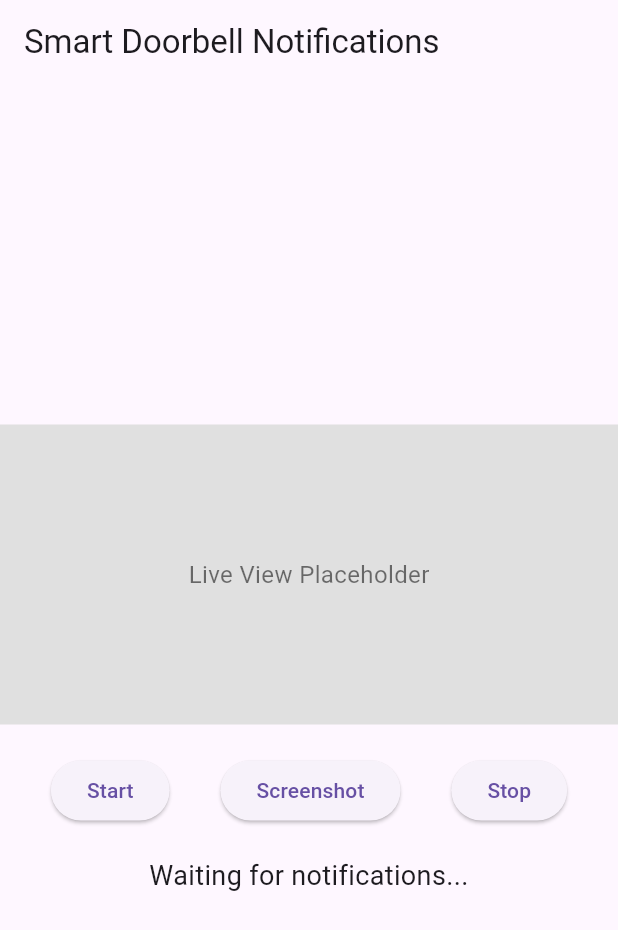
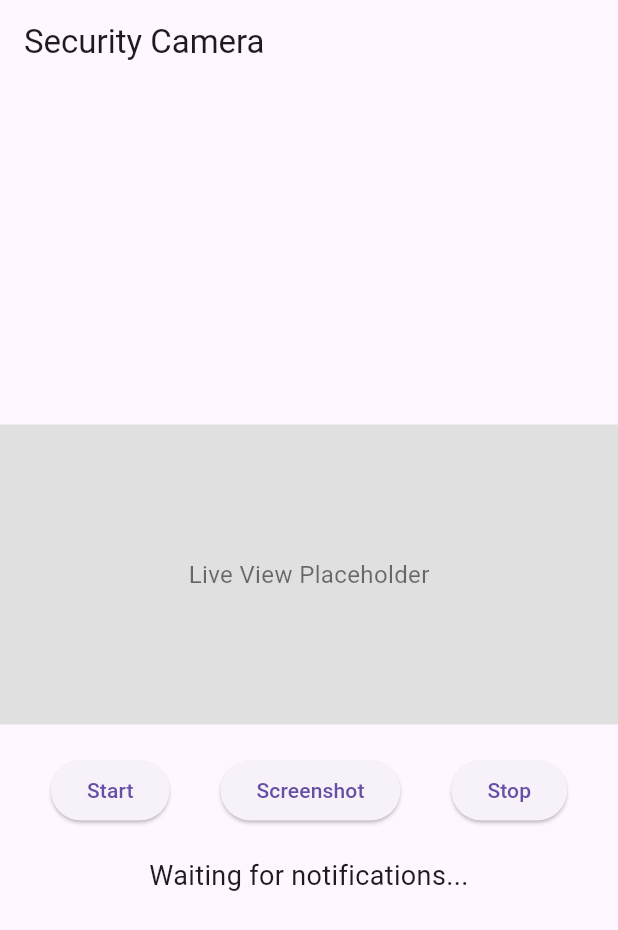
Before and after one commit to lbux/iot-camera, a Flutter app: the screen it shows after launch, after a tap on "Start", on a phone screen of 412 x 824 dp. Shown: the top 930 px of the screen. Run offline on Flutter 3.47's test engine with Material 3 defaults, Android fonts, the phone set to English and light mode, and no system bars; missing offline and left inert: flutter_inappwebview; network calls fail.

Commit message:
added notifications and removed firebase

```diff
--- a/lib/main.dart
+++ b/lib/main.dart
@@ -1,23 +1,9 @@
+import 'dart:convert'; // Import for decoding the response body
 import 'package:flutter/material.dart';
-import 'package:firebase_core/firebase_core.dart';
-import 'package:firebase_messaging/firebase_messaging.dart';
 import 'package:http/http.dart' as http;
 import 'package:flutter_inappwebview/flutter_inappwebview.dart';
-import 'firebase_options.dart';
 
-// Handle background notifications
-Future<void> _firebaseMessagingBackgroundHandler(RemoteMessage message) async {
-  print('Background message received: ${message.messageId}');
-}
-
-void main() async {
-  WidgetsFlutterBinding.ensureInitialized();
-  await Firebase.initializeApp(
-    options: DefaultFirebaseOptions.currentPlatform,
-  );
-
-  FirebaseMessaging.onBackgroundMessage(_firebaseMessagingBackgroundHandler);
-
+void main() {
   runApp(const MyApp());
 }
 
@@ -27,7 +13,7 @@ class MyApp extends StatelessWidget {
   @override
   Widget build(BuildContext context) {
     return MaterialApp(
-      title: 'Smart Doorbell',
+      title: 'Security Camera',
       theme: ThemeData(
         primarySwatch: Colors.deepPurple,
       ),
@@ -44,50 +30,10 @@ class NotificationScreen extends StatefulWidget {
 }
 
 class _NotificationScreenState extends State<NotificationScreen> {
-  String _notificationMessage = "Waiting for notifications...";
+  final String _notificationMessage = "Waiting for notifications...";
   String? _notificationImageUrl;
   bool _isStreaming = false;
   InAppWebViewController? _webViewController;
-
-  @override
-  void initState() {
-    super.initState();
-    _setupFirebaseMessaging();
-  }
-
-  void _setupFirebaseMessaging() {
-    FirebaseMessaging messaging = FirebaseMessaging.instance;
-
-    // Request notification permissions
-    messaging.requestPermission(
-      alert: true,
-      badge: true,
-      sound: true,
-    );
-
-    // Print and display the FCM token
-    messaging.getToken().then((token) {
-      print("FCM Token: $token");
-    });
-
-    // Listen to foreground messages
-    FirebaseMessaging.onMessage.listen((RemoteMessage message) {
-      setState(() {
-        _notificationMessage =
-            message.notification?.body ?? "No message content.";
-        _notificationImageUrl = message.data['imageUrl'];
-      });
-
-      if (_notificationImageUrl != null) {
-        _showNotificationPopup(_notificationImageUrl!);
-      }
-    });
-
-    // Handle when notification is opened
-    FirebaseMessaging.onMessageOpenedApp.listen((RemoteMessage message) {
-      print("Message clicked!");
-    });
-  }
 
   Future<void> _sendPostRequest(String endpoint) async {
     try {
@@ -97,15 +43,28 @@ class _NotificationScreenState extends State<NotificationScreen> {
       if (response.statusCode == 200) {
         print('$endpoint request successful');
 
-        if (endpoint == 'start') {
+        if (endpoint == 'screenshot') {
+          // Parse the response to get the image URL
+          final Map<String, dynamic> jsonResponse = json.decode(response.body);
+          final String? imageUrl = jsonResponse['url'];
+
+          if (imageUrl != null) {
+            // Print the image URL from the response body
+            print('Screenshot uploaded successfully. Image URL: $imageUrl');
+
+            // Show the notification popup with the image URL
+            _showNotificationPopup(imageUrl);
+          }
+        } else if (endpoint == 'start') {
           setState(() {
             _isStreaming = true;
           });
           // Load the WebRTC stream
+          if (_webViewController != null) {
             _webViewController?.loadUrl(
-            urlRequest:
-                URLRequest(url: WebUri('http://100.125.19.81:8889/cam')),
+              urlRequest: URLRequest(url: WebUri('http://100.125.19.81:8889/cam')),
             );
+          }
         } else if (endpoint == 'stop') {
           setState(() {
             _isStreaming = false;
@@ -125,7 +84,8 @@ class _NotificationScreenState extends State<NotificationScreen> {
       builder: (BuildContext context) {
         return AlertDialog(
           title: const Text('Screenshot Uploaded'),
-          content: Column(
+          content: SingleChildScrollView(  // Wrap the content in a scrollable view
+            child: Column(
               mainAxisSize: MainAxisSize.min,
               children: [
                 const Text(
@@ -135,6 +95,7 @@ class _NotificationScreenState extends State<NotificationScreen> {
                 const SizedBox(height: 10),
                 Image.network(imageUrl),
               ],
+            ),
           ),
           actions: [
             TextButton(
@@ -150,10 +111,17 @@ class _NotificationScreenState extends State<NotificationScreen> {
   }
 
   @override
+  void dispose() {
+    // Ensure the controller is disposed of when the widget is removed
+    _webViewController?.dispose();
+    super.dispose();
+  }
+
+  @override
   Widget build(BuildContext context) {
     return Scaffold(
       appBar: AppBar(
-        title: const Text('Smart Doorbell Notifications'),
+        title: const Text('Security Camera'),
       ),
       body: Column(
         mainAxisAlignment: MainAxisAlignment.center,
@@ -164,10 +132,17 @@ class _NotificationScreenState extends State<NotificationScreen> {
             height: 200,
             child: _isStreaming
                 ? InAppWebView(
-                    initialUrlRequest: URLRequest(
-                        url: WebUri('http://100.125.19.81:8889/cam')),
+                    initialUrlRequest: URLRequest(url: WebUri('http://100.125.19.81:8889/cam')),
+                    initialSettings: InAppWebViewSettings(
+                      allowsInlineMediaPlayback: true, // Allow inline playback for WebRTC
+                      mediaPlaybackRequiresUserGesture: false, // Avoid requiring user gestures
+                      javaScriptEnabled: true, // WebRTC often requires JavaScript
+                    ),
                     onWebViewCreated: (controller) {
                       _webViewController = controller;
+                    },
+                    shouldOverrideUrlLoading: (controller, navigationAction) async {
+                      return NavigationActionPolicy.ALLOW; // Allow navigation
                     },
                   )
                 : Container(
--- a/pubspec.yaml
+++ b/pubspec.yaml
@@ -35,8 +35,6 @@ dependencies:
   # The following adds the Cupertino Icons font to your application.
   # Use with the CupertinoIcons class for iOS style icons.
   cupertino_icons: ^1.0.8
-  firebase_messaging: ^15.1.6
-  firebase_core: ^3.8.1
   http: ^1.2.2
   flutter_inappwebview: ^6.1.5
 
```
Also changed, not shown: firebase.json (deleted), pubspec.lock, 20 other files. Lines whose indentation alone changed are shown as unchanged.
